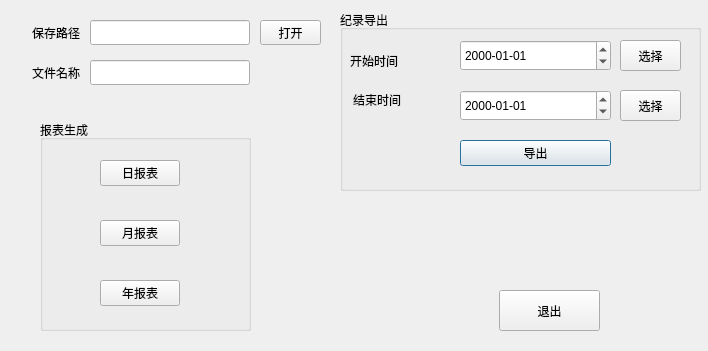
Above: BusBar-Qt/logs/logcom/logexportmodeldlg.ui from luozhiyong131/BusBar before the change. Below: the same form after it.
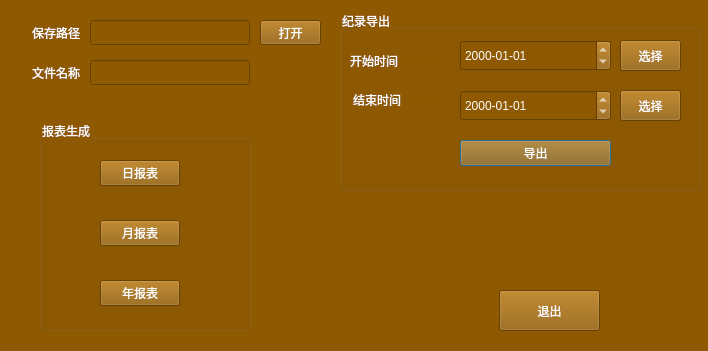
That is the form after the change.

```diff
--- a/BusBar-Qt/logs/logcom/logexportmodeldlg.ui
+++ b/BusBar-Qt/logs/logcom/logexportmodeldlg.ui
@@ -13,6 +13,10 @@
   <property name="windowTitle">
    <string>Dialog</string>
   </property>
+  <property name="styleSheet">
+   <string notr="true">background-color: rgb(143, 89, 2);
+color: rgb(255, 255, 255);</string>
+  </property>
   <widget class="QGroupBox" name="groupBox">
    <property name="geometry">
     <rect>
```
